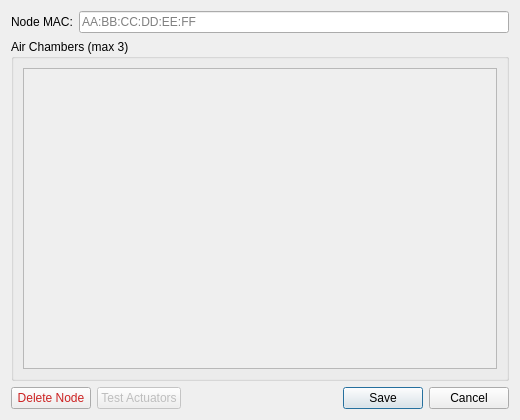
Before: the Qt Designer form src/gui/ui/node_config_dialog.ui in techandpeople/SoftEdIBO, drawn with Qt 5.
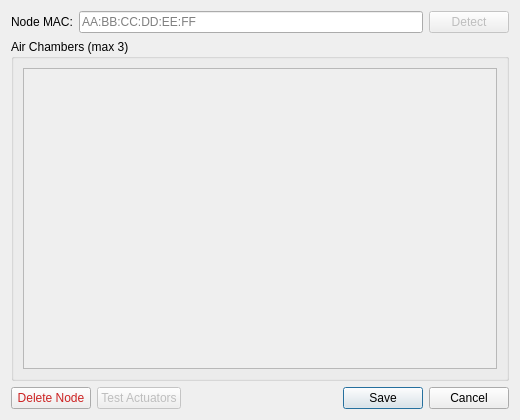
After: the same form once the commit is applied.

Patch:
```diff
--- a/src/gui/ui/node_config_dialog.ui
+++ b/src/gui/ui/node_config_dialog.ui
@@ -18,9 +18,21 @@
       </widget>
      </item>
      <item row="0" column="1">
+      <layout class="QHBoxLayout" name="mac_row_layout">
+       <item>
       <widget class="QLineEdit" name="mac_edit">
        <property name="placeholderText"><string>AA:BB:CC:DD:EE:FF</string></property>
       </widget>
+       </item>
+       <item>
+        <widget class="QPushButton" name="detect_btn">
+         <property name="text"><string>Detect</string></property>
+         <property name="enabled"><bool>false</bool></property>
+         <property name="maximumWidth"><number>70</number></property>
+         <property name="toolTip"><string>Broadcast ping and auto-fill the MAC of the first responding node</string></property>
+        </widget>
+       </item>
+      </layout>
      </item>
     </layout>
    </item>
```
Lines whose indentation alone changed are shown as unchanged.
